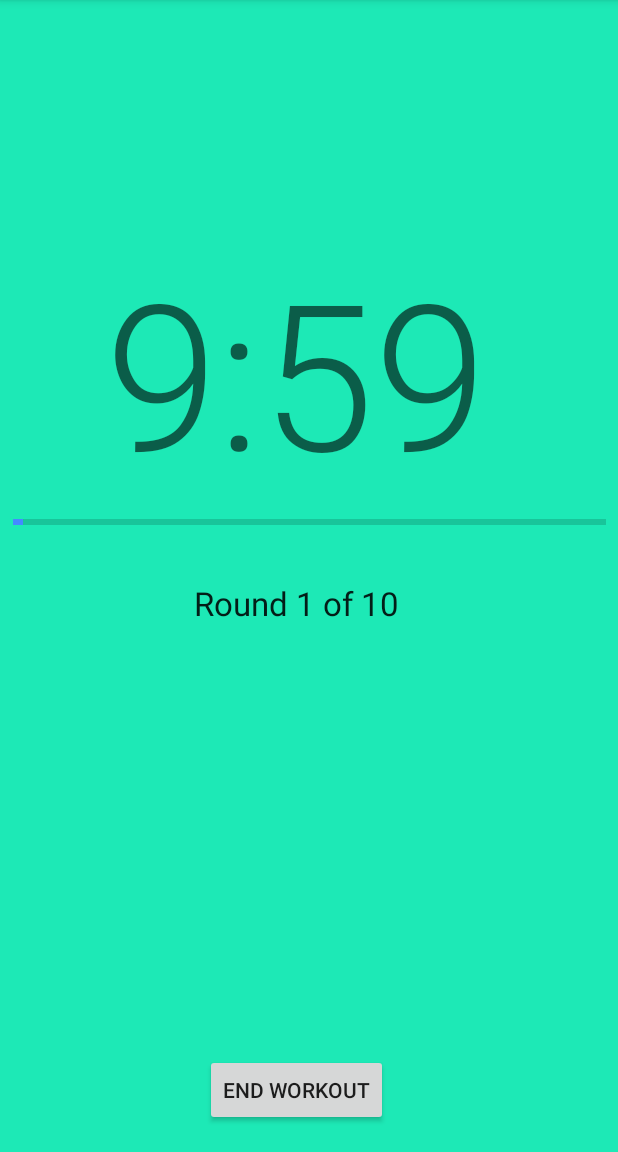
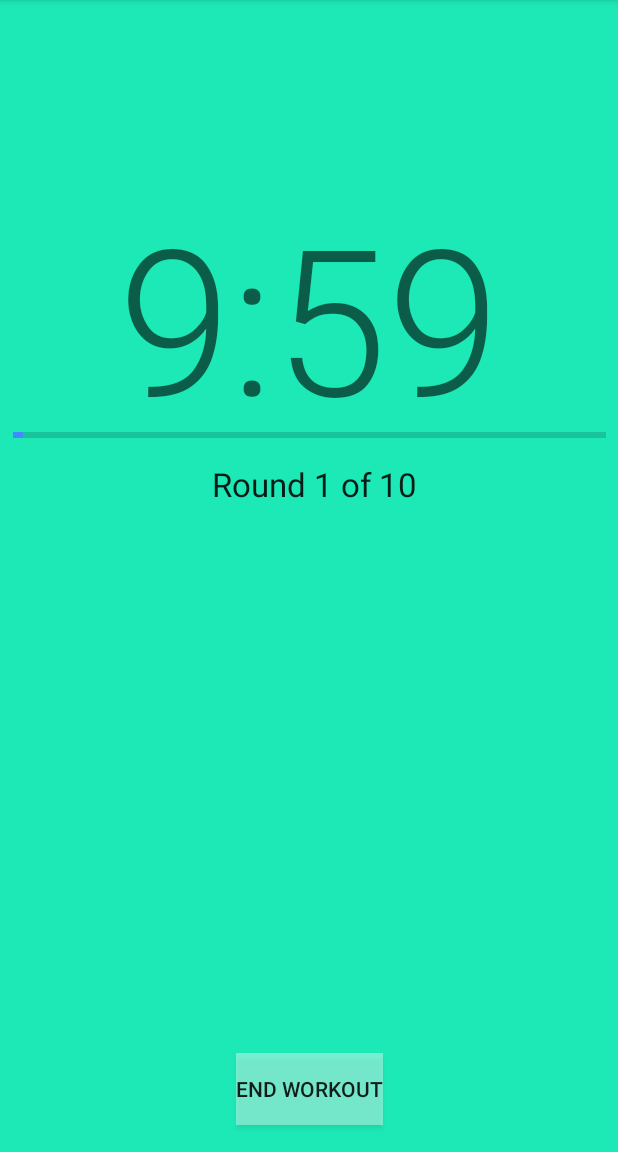
Before and after one commit to danielpape/EMOM, an Android app: the WorkoutActivity screen opened directly, with no data from a screen before it, on a phone screen of 412 x 824 dp, the part 84-1236 px from its top. Run offline under Robolectric (Android 15) with nearby library versions, the phone set to English and light mode, and no system bars.

Commit message:
Layout updates

```diff
--- a/app/src/main/java/com/danielpape/EMOM/WorkoutActivity.java
+++ b/app/src/main/java/com/danielpape/EMOM/WorkoutActivity.java
@@ -108,6 +108,10 @@ public class WorkoutActivity extends AppCompatActivity {
         countdownLabel = (TextView)findViewById(R.id.countdownLabel);
         roundTextView = (TextView)findViewById(R.id.roundTextView);
         periodProgressBar = (ProgressBar)findViewById(R.id.periodProgressBar);
+        Button endWorkoutButton = (Button)findViewById(R.id.endWorkoutButton);
+
+        endWorkoutButton.setBackgroundColor(Color.argb(100,255,255,255));
+
 
         workoutLength = getIntent().getIntExtra("workoutLength",600);
         System.out.print("Workout length is: "+workoutLength);
--- a/app/src/main/res/layout/activity_workout.xml
+++ b/app/src/main/res/layout/activity_workout.xml
@@ -8,17 +8,21 @@
 
     <TextView
         android:id="@+id/countdownLabel"
-        android:layout_width="395dp"
-        android:layout_height="wrap_content"
+        android:layout_width="378dp"
+        android:layout_height="160dp"
+        android:layout_marginBottom="8dp"
+        android:layout_marginEnd="8dp"
+        android:layout_marginRight="8dp"
         android:text="10:00"
         android:textAlignment="center"
         android:textAppearance="@android:style/TextAppearance.Material.Display4"
         android:textSize="136sp"
-        tools:layout_editor_absoluteX="8dp"
+        app:layout_constraintBottom_toBottomOf="parent"
+        app:layout_constraintRight_toRightOf="parent"
         app:layout_constraintTop_toTopOf="parent"
-        android:layout_marginBottom="8dp"
-        app:layout_constraintBottom_toBottomOf="parent"
-        app:layout_constraintVertical_bias="0.271" />
+        app:layout_constraintVertical_bias="0.2"
+        android:layout_marginLeft="8dp"
+        app:layout_constraintLeft_toLeftOf="parent" />
 
     <ProgressBar
         android:id="@+id/periodProgressBar"
@@ -35,7 +39,7 @@
         android:id="@+id/endWorkoutButton"
         android:layout_width="wrap_content"
         android:layout_height="wrap_content"
-        android:layout_marginBottom="17dp"
+        android:layout_marginBottom="18dp"
         android:layout_marginLeft="8dp"
         android:layout_marginRight="8dp"
         android:onClick="endWorkout"
@@ -53,13 +57,14 @@
         android:layout_height="wrap_content"
         android:text="Round 1 of 10"
         android:textAppearance="@android:style/TextAppearance.Material.Large"
-        android:layout_marginTop="49dp"
-        app:layout_constraintTop_toBottomOf="@+id/countdownLabel"
         android:layout_marginLeft="8dp"
         app:layout_constraintLeft_toLeftOf="@+id/countdownLabel"
         android:layout_marginRight="8dp"
         app:layout_constraintRight_toRightOf="@+id/countdownLabel"
         android:layout_marginStart="8dp"
-        android:layout_marginEnd="8dp" />
+        android:layout_marginEnd="8dp"
+        app:layout_constraintHorizontal_bias="0.515"
+        android:layout_marginTop="8dp"
+        app:layout_constraintTop_toBottomOf="@+id/periodProgressBar" />
 
 </android.support.constraint.ConstraintLayout>
```
